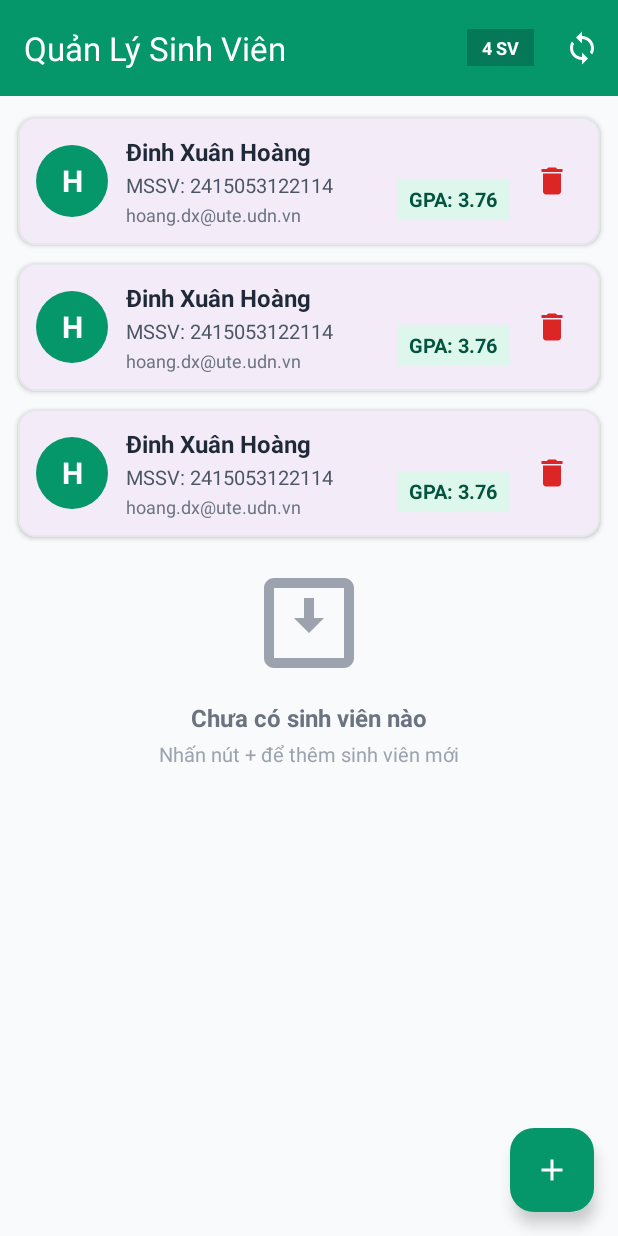
After one commit to xuanhoang989/BTTL_RoomMVVM_2415053122114, an Android app: the layout fragment_student_list.xml on its own in the app's theme, with its tools: preview values and no code run, on a phone screen of 412 x 824 dp. The commit adds this screen. Run offline under Robolectric (Android 15) with nearby library versions, the phone set to English and light mode, and no system bars.

Commit message:
feat(ui-vm): add StudentViewModel and XML layouts/menus/drawables

```diff
--- /dev/null
+++ b/app/src/main/res/drawable/bg_circle_avatar.xml
@@ -0,0 +1,5 @@
+<?xml version="1.0" encoding="utf-8"?>
+<shape xmlns:android="http://schemas.android.com/apk/res/android"
+    android:shape="oval">
+    <solid android:color="#059669" />
+</shape>
--- /dev/null
+++ b/app/src/main/res/drawable/ic_add_24.xml
@@ -0,0 +1,9 @@
+<vector xmlns:android="http://schemas.android.com/apk/res/android"
+    android:width="24dp"
+    android:height="24dp"
+    android:viewportWidth="24"
+    android:viewportHeight="24">
+  <path
+      android:fillColor="#FFFFFFFF"
+      android:pathData="M19,13h-6v6h-2v-6H5v-2h6V5h2v6h6v2z"/>
+</vector>
--- /dev/null
+++ b/app/src/main/res/drawable/ic_delete_24.xml
@@ -0,0 +1,9 @@
+<vector xmlns:android="http://schemas.android.com/apk/res/android"
+    android:width="24dp"
+    android:height="24dp"
+    android:viewportWidth="24"
+    android:viewportHeight="24">
+  <path
+      android:fillColor="#FFDC2626"
+      android:pathData="M6,19c0,1.1 0.9,2 2,2h8c1.1,0 2,-0.9 2,-2V7H6v12zM19,4h-3.5l-1,-1h-5l-1,1H5v2h14V4z"/>
+</vector>
--- /dev/null
+++ b/app/src/main/res/drawable/ic_empty_box.xml
@@ -0,0 +1,9 @@
+<vector xmlns:android="http://schemas.android.com/apk/res/android"
+    android:width="64dp"
+    android:height="64dp"
+    android:viewportWidth="24"
+    android:viewportHeight="24">
+  <path
+      android:fillColor="#9CA3AF"
+      android:pathData="M19,3H5c-1.1,0 -2,0.9 -2,2v14c0,1.1 0.9,2 2,2h14c1.1,0 2,-0.9 2,-2V5c0,-1.1 -0.9,-2 -2,-2zm0,16H5V5h14v14zm-4,-8h-2V7h-2v4H9l3,3 3,-3z"/>
+</vector>
--- /dev/null
+++ b/app/src/main/res/drawable/ic_sync_24.xml
@@ -0,0 +1,9 @@
+<vector xmlns:android="http://schemas.android.com/apk/res/android"
+    android:width="24dp"
+    android:height="24dp"
+    android:viewportWidth="24"
+    android:viewportHeight="24">
+  <path
+      android:fillColor="#FFFFFFFF"
+      android:pathData="M12,4V1L8,5l4,4V6c3.31,0 6,2.69 6,6 0,1.01,-0.25,1.97,-0.7,2.8l1.46,1.46C19.54,15.03 20,13.57 20,12c0,-4.42,-3.58,-8,-8,-8zm0,14c-3.31,0,-6,-2.69,-6,-6 0,-1.01 0.25,-1.97 0.7,-2.8L5.24,7.74C4.46,8.97 4,10.43 4,12c0,4.42 3.58,8 8,8v3l4,-4-4,-4v3z"/>
+</vector>
--- /dev/null
+++ b/app/src/main/res/layout/fragment_student_list.xml
@@ -0,0 +1,101 @@
+<?xml version="1.0" encoding="utf-8"?>
+<androidx.coordinatorlayout.widget.CoordinatorLayout xmlns:android="http://schemas.android.com/apk/res/android"
+    xmlns:app="http://schemas.android.com/apk/res-auto"
+    xmlns:tools="http://schemas.android.com/tools"
+    android:layout_width="match_parent"
+    android:layout_height="match_parent"
+    android:background="#F9FAFB">
+
+    <com.google.android.material.appbar.AppBarLayout
+        android:layout_width="match_parent"
+        android:layout_height="wrap_content">
+
+        <com.google.android.material.appbar.MaterialToolbar
+            android:id="@+id/toolbar"
+            android:layout_width="match_parent"
+            android:layout_height="?attr/actionBarSize"
+            android:background="#059669"
+            app:title="Quản Lý Sinh Viên"
+            app:titleTextColor="#FFFFFF"
+            app:menu="@menu/menu_student_list">
+
+            <TextView
+                android:id="@+id/tvStudentCountBadge"
+                android:layout_width="wrap_content"
+                android:layout_height="wrap_content"
+                android:layout_gravity="end|center_vertical"
+                android:layout_marginEnd="8dp"
+                android:background="#047857"
+                android:paddingHorizontal="10dp"
+                android:paddingVertical="4dp"
+                android:textColor="#FFFFFF"
+                android:textSize="12sp"
+                android:textStyle="bold"
+                tools:text="4 SV" />
+
+        </com.google.android.material.appbar.MaterialToolbar>
+
+    </com.google.android.material.appbar.AppBarLayout>
+
+    <FrameLayout
+        android:layout_width="match_parent"
+        android:layout_height="match_parent"
+        app:layout_behavior="@string/appbar_scrolling_view_behavior">
+
+        <androidx.recyclerview.widget.RecyclerView
+            android:id="@+id/rvStudents"
+            android:layout_width="match_parent"
+            android:layout_height="match_parent"
+            android:clipToPadding="false"
+            android:paddingVertical="8dp"
+            tools:listitem="@layout/item_student_room" />
+
+        <LinearLayout
+            android:id="@+id/layoutEmpty"
+            android:layout_width="wrap_content"
+            android:layout_height="wrap_content"
+            android:layout_gravity="center"
+            android:gravity="center"
+            android:orientation="vertical"
+            android:visibility="gone"
+            tools:visibility="visible">
+
+            <ImageView
+                android:layout_width="80dp"
+                android:layout_height="80dp"
+                android:contentDescription="Hộp trống"
+                android:src="@drawable/ic_empty_box" />
+
+            <TextView
+                android:layout_width="wrap_content"
+                android:layout_height="wrap_content"
+                android:layout_marginTop="12dp"
+                android:text="Chưa có sinh viên nào"
+                android:textColor="#6B7280"
+                android:textSize="16sp"
+                android:textStyle="bold" />
+
+            <TextView
+                android:layout_width="wrap_content"
+                android:layout_height="wrap_content"
+                android:layout_marginTop="4dp"
+                android:text="Nhấn nút + để thêm sinh viên mới"
+                android:textColor="#9CA3AF"
+                android:textSize="13sp" />
+
+        </LinearLayout>
+
+    </FrameLayout>
+
+    <com.google.android.material.floatingactionbutton.FloatingActionButton
+        android:id="@+id/fabAdd"
+        android:layout_width="wrap_content"
+        android:layout_height="wrap_content"
+        android:layout_gravity="bottom|end"
+        android:layout_margin="16dp"
+        android:contentDescription="Thêm sinh viên"
+        app:backgroundTint="#059669"
+        app:srcCompat="@drawable/ic_add_24"
+        app:tint="#FFFFFF" />
+
+</androidx.coordinatorlayout.widget.CoordinatorLayout>
--- /dev/null
+++ b/app/src/main/res/layout/item_student_room.xml
@@ -0,0 +1,102 @@
+<?xml version="1.0" encoding="utf-8"?>
+<com.google.android.material.card.MaterialCardView xmlns:android="http://schemas.android.com/apk/res/android"
+    xmlns:app="http://schemas.android.com/apk/res-auto"
+    xmlns:tools="http://schemas.android.com/tools"
+    android:layout_width="match_parent"
+    android:layout_height="wrap_content"
+    android:layout_marginHorizontal="12dp"
+    android:layout_marginVertical="6dp"
+    app:cardCornerRadius="12dp"
+    app:cardElevation="2dp"
+    app:strokeWidth="1dp"
+    app:strokeColor="#E5E7EB">
+
+    <androidx.constraintlayout.widget.ConstraintLayout
+        android:layout_width="match_parent"
+        android:layout_height="wrap_content"
+        android:padding="12dp">
+
+        <TextView
+            android:id="@+id/tvAvatar"
+            android:layout_width="48dp"
+            android:layout_height="48dp"
+            android:background="@drawable/bg_circle_avatar"
+            android:gravity="center"
+            android:textColor="#FFFFFF"
+            android:textSize="20sp"
+            android:textStyle="bold"
+            app:layout_constraintBottom_toBottomOf="parent"
+            app:layout_constraintStart_toStartOf="parent"
+            app:layout_constraintTop_toTopOf="parent"
+            tools:text="H" />
+
+        <TextView
+            android:id="@+id/tvFullName"
+            android:layout_width="0dp"
+            android:layout_height="wrap_content"
+            android:layout_marginStart="12dp"
+            android:layout_marginEnd="8dp"
+            android:textColor="#1F2937"
+            android:textSize="16sp"
+            android:textStyle="bold"
+            app:layout_constraintEnd_toStartOf="@+id/btnDelete"
+            app:layout_constraintStart_toEndOf="@+id/tvAvatar"
+            app:layout_constraintTop_toTopOf="parent"
+            tools:text="Đinh Xuân Hoàng" />
+
+        <TextView
+            android:id="@+id/tvStudentCode"
+            android:layout_width="0dp"
+            android:layout_height="wrap_content"
+            android:layout_marginStart="12dp"
+            android:layout_marginTop="2dp"
+            android:textColor="#4B5563"
+            android:textSize="13sp"
+            app:layout_constraintEnd_toStartOf="@+id/tvGpa"
+            app:layout_constraintStart_toEndOf="@+id/tvAvatar"
+            app:layout_constraintTop_toBottomOf="@+id/tvFullName"
+            tools:text="MSSV: 2415053122114" />
+
+        <TextView
+            android:id="@+id/tvEmail"
+            android:layout_width="0dp"
+            android:layout_height="wrap_content"
+            android:layout_marginStart="12dp"
+            android:layout_marginTop="2dp"
+            android:textColor="#6B7280"
+            android:textSize="12sp"
+            app:layout_constraintEnd_toStartOf="@+id/tvGpa"
+            app:layout_constraintStart_toEndOf="@+id/tvAvatar"
+            app:layout_constraintTop_toBottomOf="@+id/tvStudentCode"
+            tools:text="hoang.dx@ute.udn.vn" />
+
+        <TextView
+            android:id="@+id/tvGpa"
+            android:layout_width="wrap_content"
+            android:layout_height="wrap_content"
+            android:layout_marginEnd="8dp"
+            android:background="#DEF7EC"
+            android:paddingHorizontal="8dp"
+            android:paddingVertical="4dp"
+            android:textColor="#03543F"
+            android:textSize="13sp"
+            android:textStyle="bold"
+            app:layout_constraintBottom_toBottomOf="@+id/tvEmail"
+            app:layout_constraintEnd_toStartOf="@+id/btnDelete"
+            app:layout_constraintTop_toTopOf="@+id/tvStudentCode"
+            tools:text="GPA: 3.76" />
+
+        <ImageButton
+            android:id="@+id/btnDelete"
+            android:layout_width="40dp"
+            android:layout_height="40dp"
+            android:background="?attr/selectableItemBackgroundBorderless"
+            android:contentDescription="Xóa sinh viên"
+            android:src="@drawable/ic_delete_24"
+            app:layout_constraintBottom_toBottomOf="parent"
+            app:layout_constraintEnd_toEndOf="parent"
+            app:layout_constraintTop_toTopOf="parent" />
+
+    </androidx.constraintlayout.widget.ConstraintLayout>
+
+</com.google.android.material.card.MaterialCardView>
--- /dev/null
+++ b/app/src/main/res/menu/menu_student_list.xml
@@ -0,0 +1,9 @@
+<?xml version="1.0" encoding="utf-8"?>
+<menu xmlns:android="http://schemas.android.com/apk/res/android"
+    xmlns:app="http://schemas.android.com/apk/res-auto">
+    <item
+        android:id="@+id/action_sync"
+        android:icon="@drawable/ic_sync_24"
+        android:title="Đồng bộ Cloud"
+        app:showAsAction="ifRoom" />
+</menu>
--- a/gradle/libs.versions.toml
+++ b/gradle/libs.versions.toml
@@ -9,7 +9,7 @@ appcompat = "1.8.0"
 material = "1.14.0"
 activityKtx = "1.13.0"
 constraintlayout = "2.2.2"
-room = "2.6.1"
+room = "2.7.1"
 lifecycle = "2.8.6"
 fragmentKtx = "1.8.5"
 coroutines = "1.9.0"
```
Also changed, not shown: app/src/main/java/com/ute/studentmvvm/viewmodel/StudentViewModel.kt (added, +53 -0 lines), app/src/main/java/com/ute/studentmvvm/viewmodel/StudentViewModelFactory.kt (added, +18 -0 lines), app/src/main/res/layout/activity_main.xml (+4 -4 lines), app/src/main/res/layout/dialog_add_student.xml (added, +91 -0 lines).
